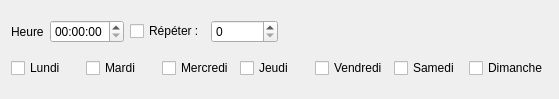
This is Horloge_Analogique/reveil.ui in liberflos/HorlogeAnalogique as Qt 5 draws it before an edit. The edited form follows.
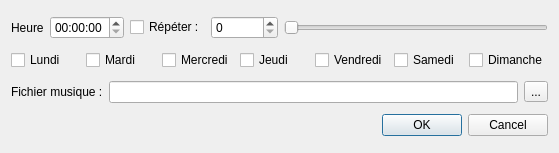
This is the edited form.

Commit message: MAJ chronometre, mainwindow, et reveil

```diff
--- a/Horloge_Analogique/reveil.ui
+++ b/Horloge_Analogique/reveil.ui
@@ -7,7 +7,7 @@
     <x>0</x>
     <y>0</y>
     <width>559</width>
-    <height>99</height>
+    <height>153</height>
    </rect>
   </property>
   <property name="windowTitle">
@@ -47,17 +47,11 @@
       </widget>
      </item>
      <item>
-      <spacer name="horizontalSpacer">
+      <widget class="QSlider" name="horizontalSlider">
        <property name="orientation">
         <enum>Qt::Horizontal</enum>
        </property>
-       <property name="sizeHint" stdset="0">
-        <size>
-         <width>40</width>
-         <height>20</height>
-        </size>
-       </property>
-      </spacer>
+      </widget>
      </item>
     </layout>
    </item>
@@ -117,6 +111,34 @@
      </item>
     </layout>
    </item>
+   <item>
+    <layout class="QHBoxLayout" name="horizontalLayout_3">
+     <item>
+      <widget class="QLabel" name="labelFichier">
+       <property name="text">
+        <string>Fichier musique :</string>
+       </property>
+      </widget>
+     </item>
+     <item>
+      <widget class="QLineEdit" name="lineEditFilePath"/>
+     </item>
+     <item>
+      <widget class="QToolButton" name="toolButtonSelFile">
+       <property name="text">
+        <string>...</string>
+       </property>
+      </widget>
+     </item>
+    </layout>
+   </item>
+   <item>
+    <widget class="QDialogButtonBox" name="buttonBox">
+     <property name="standardButtons">
+      <set>QDialogButtonBox::Cancel|QDialogButtonBox::Ok</set>
+     </property>
+    </widget>
+   </item>
   </layout>
  </widget>
  <resources/>
```
The commit also changes 6 other files.
